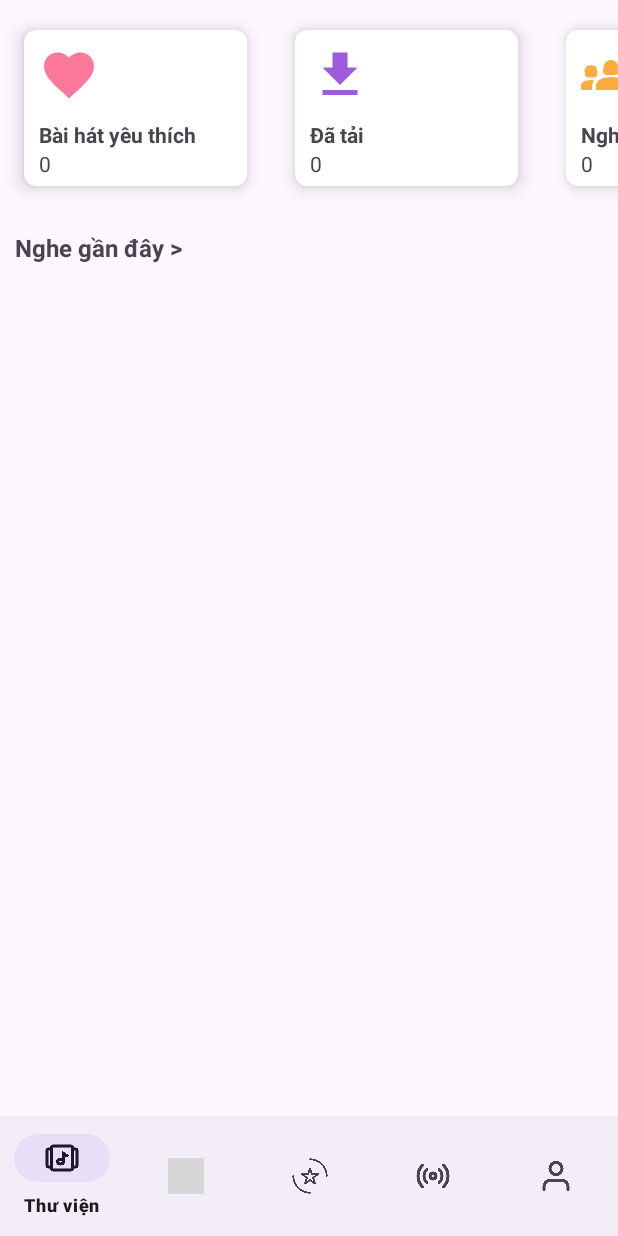
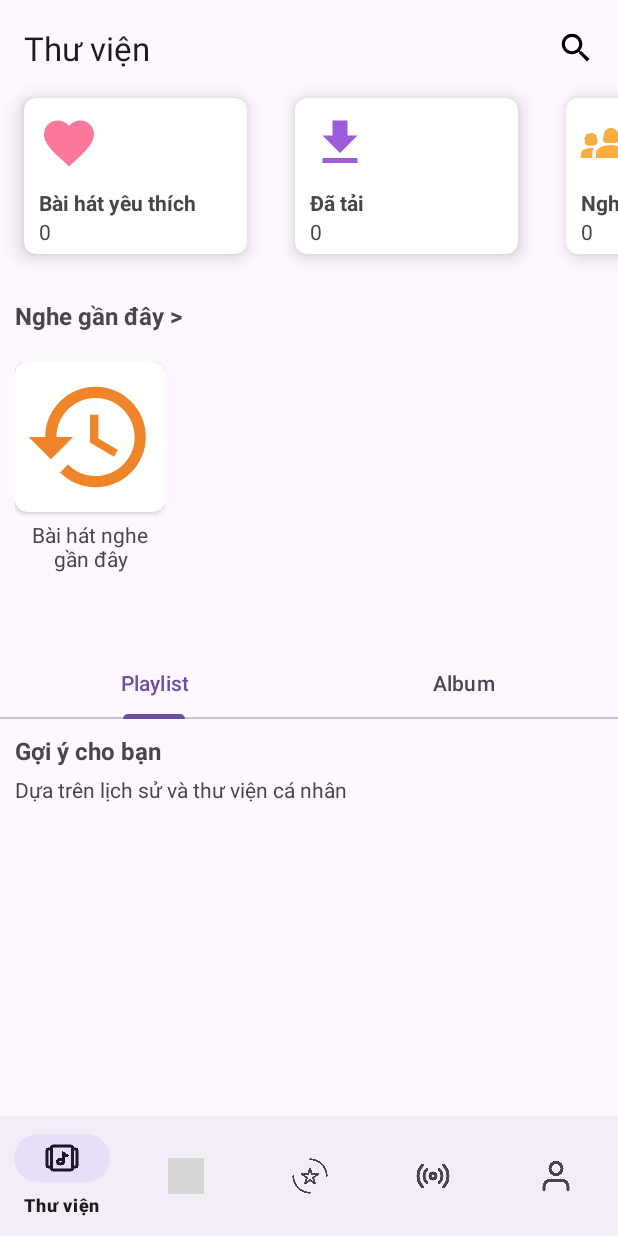
Before and after one commit to tuanthanh2603/android-app-music-listening, an Android app: the screen it shows after launch (MainActivity), on a phone screen of 412 x 824 dp. Run offline under Robolectric (Android 15) with nearby library versions, the phone set to English and light mode, and no system bars; grey boxes are pictures that could not be loaded.

Commit message:
create app success

```diff
--- a/app/src/main/java/com/soundify/MainActivity.java
+++ b/app/src/main/java/com/soundify/MainActivity.java
@@ -2,6 +2,7 @@ package com.soundify;
 
 import androidx.annotation.NonNull;
 import androidx.appcompat.app.AppCompatActivity;
+import androidx.appcompat.widget.Toolbar;
 import androidx.fragment.app.Fragment;
 import androidx.fragment.app.FragmentManager;
 import androidx.fragment.app.FragmentTransaction;
@@ -21,6 +22,7 @@ import com.soundify.Fragment.UserFragment;
 public class MainActivity extends AppCompatActivity {
     BottomNavigationView bottomNavigationView;
     FrameLayout frameLayout;
+    Toolbar toolbar;
 
     @Override
     protected void onCreate(Bundle savedInstanceState) {
@@ -35,6 +37,7 @@ public class MainActivity extends AppCompatActivity {
 
         bottomNavigationView = findViewById(R.id.bottom_nav);
         frameLayout = findViewById(R.id.frameFragment);
+        toolbar = findViewById(R.id.toolbar);
     }
     private void addEvent(){
         bottomNavigationView.setOnItemSelectedListener(new NavigationBarView.OnItemSelectedListener() {
@@ -43,18 +46,23 @@ public class MainActivity extends AppCompatActivity {
                 int id = item.getItemId();
                 if(id == R.id.action_library){
                     loadFragment(new LibraryFragment());
+                    toolbar.setTitle("Thư viện");
                     return true;
                 } else if(id == R.id.actiton_discorver){
                     loadFragment(new DiscoverFragment());
+                    toolbar.setTitle("Khám phá");
                     return true;
                 } else if (id == R.id.action_rating) {
                     loadFragment(new SoundifyFragment());
+                    toolbar.setTitle("Soundify");
                     return true;
                 } else if (id == R.id.action_radio) {
                     loadFragment(new RadioFragment());
+                    toolbar.setTitle("Radio");
                     return true;
                 } else if (id == R.id.action_user) {
                     loadFragment(new UserFragment());
+                    toolbar.setTitle("Cá nhân");
                     return true;
                 }
                 return false;
--- /dev/null
+++ b/app/src/main/res/drawable/baseline_history_24.xml
@@ -0,0 +1,5 @@
+<vector android:height="24dp" android:tint="#EF8428"
+    android:viewportHeight="24" android:viewportWidth="24"
+    android:width="24dp" xmlns:android="http://schemas.android.com/apk/res/android">
+    <path android:fillColor="@android:color/white" android:pathData="M13,3c-4.97,0 -9,4.03 -9,9L1,12l3.89,3.89 0.07,0.14L9,12L6,12c0,-3.87 3.13,-7 7,-7s7,3.13 7,7 -3.13,7 -7,7c-1.93,0 -3.68,-0.79 -4.94,-2.06l-1.42,1.42C8.27,19.99 10.51,21 13,21c4.97,0 9,-4.03 9,-9s-4.03,-9 -9,-9zM12,8v5l4.28,2.54 0.72,-1.21 -3.5,-2.08L13.5,8L12,8z"/>
+</vector>
--- /dev/null
+++ b/app/src/main/res/drawable/baseline_search_24.xml
@@ -0,0 +1,5 @@
+<vector android:height="24dp" android:tint="#000000"
+    android:viewportHeight="24" android:viewportWidth="24"
+    android:width="24dp" xmlns:android="http://schemas.android.com/apk/res/android">
+    <path android:fillColor="@android:color/white" android:pathData="M15.5,14h-0.79l-0.28,-0.27C15.41,12.59 16,11.11 16,9.5 16,5.91 13.09,3 9.5,3S3,5.91 3,9.5 5.91,16 9.5,16c1.61,0 3.09,-0.59 4.23,-1.57l0.27,0.28v0.79l5,4.99L20.49,19l-4.99,-5zM9.5,14C7.01,14 5,11.99 5,9.5S7.01,5 9.5,5 14,7.01 14,9.5 11.99,14 9.5,14z"/>
+</vector>
--- a/app/src/main/res/layout/activity_main.xml
+++ b/app/src/main/res/layout/activity_main.xml
@@ -10,6 +10,22 @@
         android:id="@+id/frameFragment"
         android:layout_width="match_parent"
         android:layout_height="match_parent">
+
+        <androidx.appcompat.widget.Toolbar
+            android:id="@+id/toolbar"
+            android:layout_width="match_parent"
+            android:layout_height="wrap_content"
+            android:layout_gravity="top"
+            app:title="@string/action_library" >
+
+            <ImageView
+                android:layout_width="25dp"
+                android:layout_height="25dp"
+                android:layout_marginRight="15dp"
+                android:layout_gravity="end"
+                android:src="@drawable/baseline_search_24"/>
+        </androidx.appcompat.widget.Toolbar>
+
         <com.google.android.material.bottomnavigation.BottomNavigationView
             android:id="@+id/bottom_nav"
             android:layout_width="match_parent"
--- a/app/src/main/res/layout/fragment_discover.xml
+++ b/app/src/main/res/layout/fragment_discover.xml
@@ -11,4 +11,16 @@
         android:layout_height="match_parent"
         android:text="Khám phá" />
 
+    <ImageButton
+        android:id="@+id/imageButton"
+        android:layout_width="wrap_content"
+        android:layout_height="wrap_content"
+        android:src="@android:drawable/btn_star" />
+
+    <ImageButton
+        android:id="@+id/imageButton2"
+        android:layout_width="wrap_content"
+        android:layout_height="wrap_content"
+        android:src="@android:drawable/btn_star" />
+
 </FrameLayout>
--- a/app/src/main/res/layout/fragment_library.xml
+++ b/app/src/main/res/layout/fragment_library.xml
@@ -11,7 +11,8 @@
     <LinearLayout
         android:layout_width="match_parent"
         android:layout_height="match_parent"
-        android:orientation="vertical">
+        android:orientation="vertical"
+        android:layout_marginTop="45dp">
 
         <HorizontalScrollView
             android:layout_width="wrap_content"
@@ -195,6 +196,86 @@
             android:textSize="16dp"
             android:textStyle="bold"
             android:text="Nghe gần đây >" />
+
+
+        <HorizontalScrollView
+            android:layout_width="match_parent"
+            android:layout_height="200dp">
+
+            <LinearLayout
+                android:layout_width="match_parent"
+                android:layout_height="match_parent"
+                android:layout_margin="10dp"
+                android:orientation="horizontal">
+
+                <LinearLayout
+                    android:layout_width="match_parent"
+                    android:layout_height="match_parent"
+                    android:orientation="vertical">
+
+                    <androidx.cardview.widget.CardView
+                        android:layout_width="100dp"
+                        android:layout_height="100dp"
+                        app:cardBackgroundColor="#fff"
+                        app:cardCornerRadius="8dp"
+
+                        >
+
+                        <ImageView
+
+                            android:id="@+id/imageView5"
+                            android:padding="5dp"
+                            android:layout_width="match_parent"
+                            android:layout_height="match_parent"
+                            android:src="@drawable/baseline_history_24" />
+                    </androidx.cardview.widget.CardView>
+
+                    <TextView
+                        android:layout_marginTop="5dp"
+                        android:id="@+id/textView13"
+                        android:layout_width="match_parent"
+                        android:layout_height="match_parent"
+                        android:textAlignment="center"
+                        android:text="Bài hát nghe gần đây" />
+                </LinearLayout>
+
+            </LinearLayout>
+        </HorizontalScrollView>
+
+        <com.google.android.material.tabs.TabLayout
+            android:layout_width="match_parent"
+            android:layout_height="wrap_content">
+
+            <com.google.android.material.tabs.TabItem
+                android:layout_width="wrap_content"
+                android:layout_height="wrap_content"
+                android:text="Playlist" />
+
+            <com.google.android.material.tabs.TabItem
+                android:layout_width="wrap_content"
+                android:layout_height="wrap_content"
+                android:text="Album" />
+
+        </com.google.android.material.tabs.TabLayout>
+
+        <TextView
+            android:id="@+id/textView9"
+            android:layout_width="match_parent"
+            android:layout_height="wrap_content"
+            android:textStyle="bold"
+            android:layout_marginTop="10dp"
+            android:layout_marginLeft="10dp"
+            android:layout_marginBottom="5dp"
+            android:textSize="16dp"
+            android:text="Gợi ý cho bạn" />
+
+        <TextView
+            android:id="@+id/textView10"
+            android:layout_width="match_parent"
+            android:layout_marginLeft="10dp"
+            android:layout_height="wrap_content"
+            android:text="Dựa trên lịch sử và thư viện cá nhân" />
+
     </LinearLayout>
 
 </FrameLayout>
```
